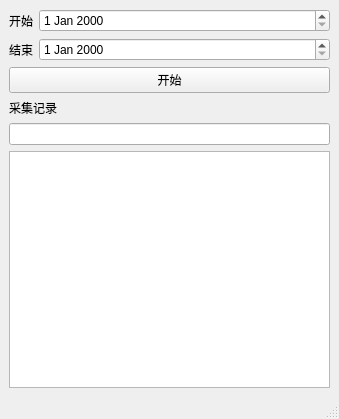
Above: home.ui from UnDemoon/WechatGather before the change. Below: the same form after it.
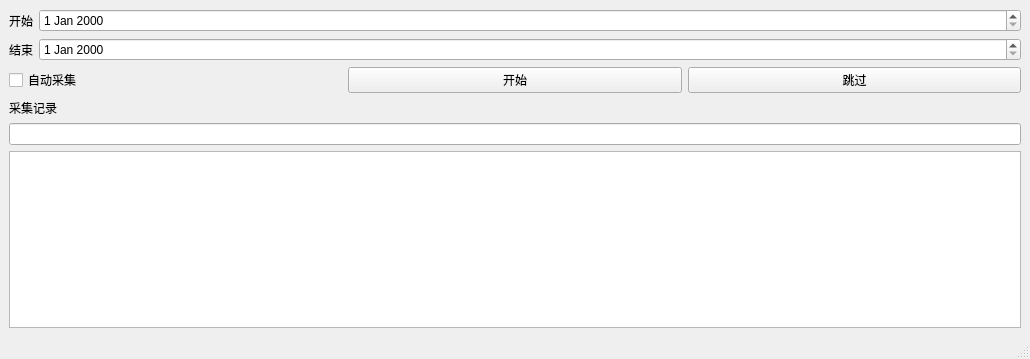
That is the form after the change.

```diff
--- a/home.ui
+++ b/home.ui
@@ -6,8 +6,8 @@
    <rect>
     <x>0</x>
     <y>0</y>
-    <width>339</width>
-    <height>419</height>
+    <width>1030</width>
+    <height>359</height>
    </rect>
   </property>
   <property name="windowTitle">
@@ -43,6 +43,13 @@
       </item>
       <item>
        <layout class="QHBoxLayout" name="horizontalLayout_2">
+        <item>
+         <widget class="QCheckBox" name="checkBox">
+          <property name="text">
+           <string>自动采集</string>
+          </property>
+         </widget>
+        </item>
         <item>
          <widget class="QPushButton" name="pushButton">
           <property name="text">
@@ -50,6 +57,13 @@
           </property>
          </widget>
         </item>
+        <item>
+         <widget class="QPushButton" name="pushButton_2">
+          <property name="text">
+           <string>跳过</string>
+          </property>
+         </widget>
+        </item>
        </layout>
       </item>
       <item>
```
